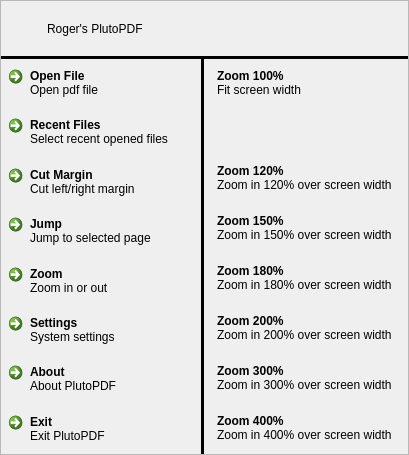
The window that src/pdf/PDFMenu.ui (jemyzhang/pluto-hades) describes before a commit, drawn with Qt 5.
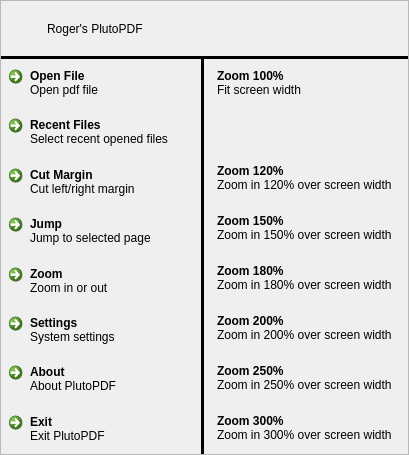
The same window after the commit. The open tabs and pages were chosen to show the change. Icons and pictures are not drawn. Custom widgets are drawn as their Qt base class.

```diff
--- a/src/pdf/PDFMenu.ui
+++ b/src/pdf/PDFMenu.ui
@@ -1216,6 +1216,34 @@
               </property>
              </widget>
             </item>
+            <item>
+             <widget class="QCommandLinkButton" name="m2Zoom250">
+              <property name="minimumSize">
+               <size>
+                <width>200</width>
+                <height>50</height>
+               </size>
+              </property>
+              <property name="text">
+               <string>Zoom 250%</string>
+              </property>
+              <property name="iconSize">
+               <size>
+                <width>0</width>
+                <height>0</height>
+               </size>
+              </property>
+              <property name="autoDefault">
+               <bool>false</bool>
+              </property>
+              <property name="default">
+               <bool>false</bool>
+              </property>
+              <property name="description">
+               <string>Zoom in 250% over screen width</string>
+              </property>
+             </widget>
+            </item>
             <item>
              <widget class="QCommandLinkButton" name="m2Zoom300">
               <property name="minimumSize">
@@ -1244,34 +1272,6 @@
               </property>
              </widget>
             </item>
-            <item>
-             <widget class="QCommandLinkButton" name="m2Zoom400">
-              <property name="minimumSize">
-               <size>
-                <width>200</width>
-                <height>50</height>
-               </size>
-              </property>
-              <property name="text">
-               <string>Zoom 400%</string>
-              </property>
-              <property name="iconSize">
-               <size>
-                <width>0</width>
-                <height>0</height>
-               </size>
-              </property>
-              <property name="autoDefault">
-               <bool>false</bool>
-              </property>
-              <property name="default">
-               <bool>false</bool>
-              </property>
-              <property name="description">
-               <string>Zoom in 400% over screen width</string>
-              </property>
-             </widget>
-            </item>
            </layout>
           </widget>
           <widget class="QWidget" name="settingsSubMenu">
```
Left out of the diff: 22 changed lines with no effect on the pictures.
